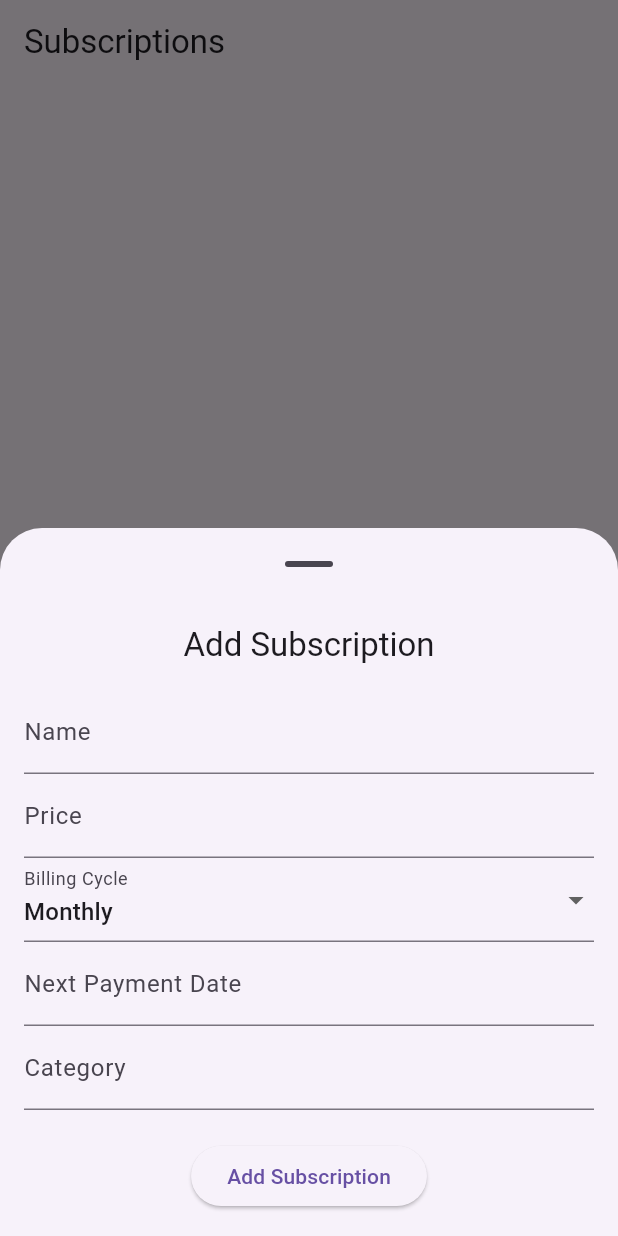
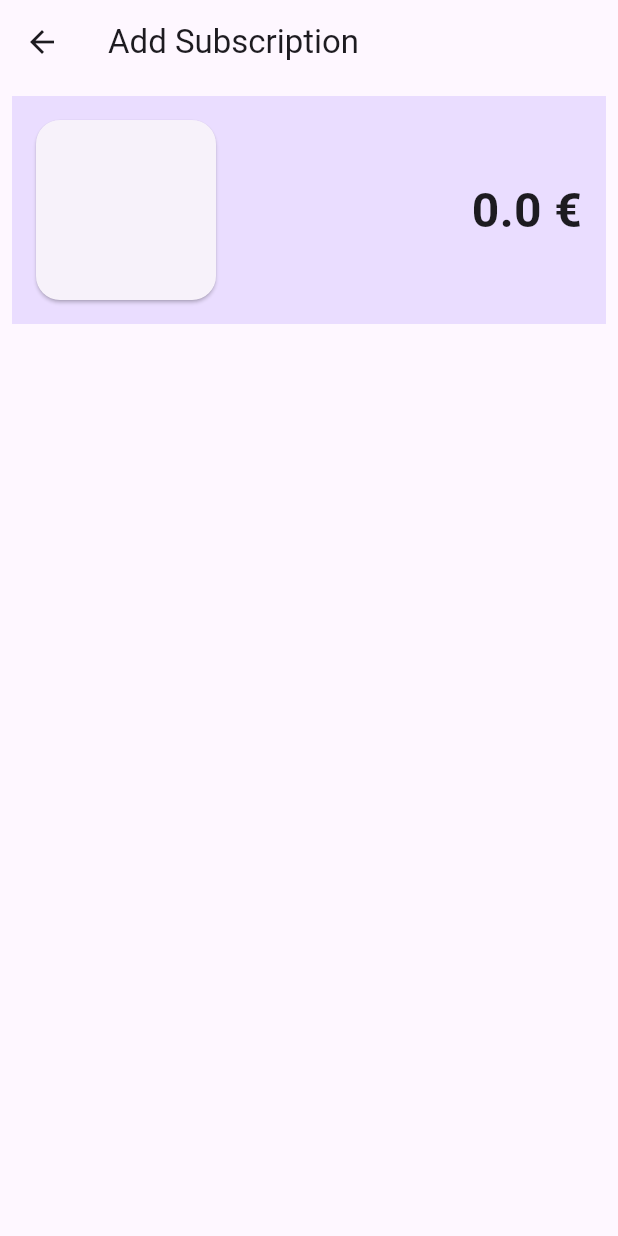
Before and after one commit to AlexKimmel/subsight, a Flutter app: the screen it shows after launch, after a tap on the "add" icon, on a phone screen of 412 x 824 dp. Run offline on Flutter 3.47's test engine with Material 3 defaults, Android fonts, the phone set to English and light mode, and no system bars; our stand-ins replace equatable, flutter_bloc, sqflite; missing offline and left inert: flutter_iconpicker; accounts and stored records are empty.

Commit message:
started rework of input page

```diff
--- a/lib/features/subscription/models/subscription_model.dart
+++ b/lib/features/subscription/models/subscription_model.dart
@@ -93,7 +93,7 @@ class SubscriptionModel {
       nextPayment: nextPayment ?? this.nextPayment,
       createdAt: createdAt,
       notificationsInterval:
-          notificationsInterval ?? this.notificationsInterval,
+          notificationsInterval,
       autoPay: autoPay,
       notificationsEnabled: notificationsEnabled,
     );
--- a/lib/features/subscription/pages/subscription_list_page.dart
+++ b/lib/features/subscription/pages/subscription_list_page.dart
@@ -36,18 +36,22 @@ class _SubscriptionListPageState extends State<SubscriptionListPage> {
       appBar: AppBar(title: const SelectableText("Subscriptions")),
       floatingActionButton: FloatingActionButton(
         onPressed: () {
-          showModalBottomSheet(
-            isScrollControlled: true,
-            enableDrag: true,
-            showDragHandle: true,
-            context: context,
-            builder: (_) {
-              return BlocProvider.value(
-                value: context.read<SubscriptionBloc>(),
-                child: const SubscriptionInput(),
-              );
-            },
-          );
+          Navigator.of(
+            context,
+          ).push(MaterialPageRoute(builder: (_) => SubscriptionInput()));
+
+          // showModalBottomSheet(
+          //   isScrollControlled: true,
+          //   enableDrag: true,
+          //   showDragHandle: true,
+          //   context: context,
+          //   builder: (_) {
+          //     return BlocProvider.value(
+          //       value: context.read<SubscriptionBloc>(),
+          //       child: const SubscriptionInput(),
+          //     );
+          //   },
+          // );
         },
         child: const Icon(Icons.add),
       ),
--- a/lib/features/subscription/widgets/subscription_card.dart
+++ b/lib/features/subscription/widgets/subscription_card.dart
@@ -40,6 +40,7 @@ class SubscriptionCard extends StatelessWidget {
 
         // Delay Snackbar until after Dismissible finishes
         Future.microtask(() {
+          if (context.mounted) {
             ScaffoldMessenger.of(context).showSnackBar(
               SnackBar(
                 content: Text("$name deleted"),
@@ -51,6 +52,7 @@ class SubscriptionCard extends StatelessWidget {
                 ),
               ),
             );
+          }
         });
       },
     );
--- a/lib/features/subscription/widgets/subscription_input.dart
+++ b/lib/features/subscription/widgets/subscription_input.dart
@@ -1,11 +1,15 @@
 import 'package:flutter/material.dart';
 import 'package:flutter_bloc/flutter_bloc.dart';
+import 'package:flutter_iconpicker/Models/configuration.dart';
+import 'package:flutter_iconpicker/flutter_iconpicker.dart';
 import 'package:subsight/features/subscription/bloc/subscription_event.dart';
 import 'package:subsight/features/subscription/bloc/subscriptoin_bloc.dart';
 import 'package:subsight/features/subscription/models/subscription_model.dart';
 
 class SubscriptionInput extends StatefulWidget {
-  const SubscriptionInput({super.key});
+  const SubscriptionInput({super.key, this.subscriptionModel});
+
+  final SubscriptionModel? subscriptionModel;
 
   @override
   State<SubscriptionInput> createState() => _SubscriptionInputState();
@@ -18,6 +22,7 @@ class _SubscriptionInputState extends State<SubscriptionInput> {
   String billingCycle = 'Monthly';
   String nextPayment = '';
   String category = '';
+  Icon? icon = null;
 
   final List<String> billingOptions = [
     'Weekly',
@@ -28,97 +33,102 @@ class _SubscriptionInputState extends State<SubscriptionInput> {
 
   @override
   Widget build(BuildContext context) {
-    return Padding(
-      padding: EdgeInsets.only(
-        bottom: MediaQuery.of(context).viewInsets.bottom + 16,
-        left: 16,
-        right: 16,
-        top: 16,
+    return Scaffold(
+      appBar: AppBar(
+        title: widget.subscriptionModel == null
+            ? Text('Add Subscription')
+            : Text('Edit ${widget.subscriptionModel?.name} subscription'),
       ),
-      child: Form(
-        key: _formKey,
+      body: Padding(
+        padding: const EdgeInsets.all(8.0),
         child: Column(
-          mainAxisSize: MainAxisSize.min,
           children: [
-            Text(
-              "Add Subscription",
-              style: Theme.of(context).textTheme.titleLarge,
+            Container(
+              color: Theme.of(context).colorScheme.primaryContainer,
+              child: Row(
+                mainAxisAlignment: MainAxisAlignment.spaceBetween,
+                children: [
+                  Padding(
+                    padding: const EdgeInsets.all(16.0),
+                    child: ElevatedButton(
+                      style: ElevatedButton.styleFrom(
+                        minimumSize: const Size(120, 120),
+                        shape: RoundedRectangleBorder(
+                          borderRadius: BorderRadius.circular(16.0),
                         ),
-            const SizedBox(height: 16),
-            TextFormField(
-              decoration: const InputDecoration(labelText: "Name"),
-              onChanged: (value) => name = value,
+                        padding: const EdgeInsets.all(10),
                       ),
-            TextFormField(
-              decoration: const InputDecoration(labelText: "Price"),
-              keyboardType: TextInputType.number,
-              onChanged: (value) => price = double.tryParse(value) ?? 0.0,
+                      onPressed: () {
+                        showIconPicker(
+                          context,
+                          configuration: SinglePickerConfiguration(
+                            adaptiveDialog: false,
+                            showTooltips: true,
+                            iconPickerShape: RoundedRectangleBorder(
+                              borderRadius: BorderRadius.circular(30.0),
                             ),
-            DropdownButtonFormField<String>(
-              value: billingCycle,
-              items: billingOptions
-                  .map(
-                    (option) =>
-                        DropdownMenuItem(value: option, child: Text(option)),
-                  )
-                  .toList(),
-              onChanged: (value) => setState(() {
-                billingCycle = value ?? 'Monthly';
-              }),
-              decoration: const InputDecoration(labelText: "Billing Cycle"),
+                            iconPackModes: const [
+                              IconPack.material,
+                            ], //TODO: Create icon packs
+                            searchComparator:
+                                (String search, IconPickerIcon icon) =>
+                                    search.toLowerCase().contains(
+                                      icon.name
+                                          .replaceAll('_', ' ')
+                                          .toLowerCase(),
+                                    ) ||
+                                    icon.name.toLowerCase().contains(
+                                      search.toLowerCase(),
                                     ),
-            TextFormField(
-              readOnly: true,
-              decoration: InputDecoration(
-                labelText: "Next Payment Date",
-                hintText: nextPayment,
                           ),
-              onTap: () async {
-                final pickedDate = await showDatePicker(
+                        );
+                      },
+                      child: icon == null
+                          ? SizedBox(height: 40, width: 40)
+                          : Icon(icon!.icon, size: 40),
+                    ),
+                  ),
+                  Padding(
+                    padding: const EdgeInsets.all(16.0),
+                    child: GestureDetector(
+                      child: Text(
+                        "${widget.subscriptionModel?.price ?? 0} €",
+                        style: TextStyle(
+                          fontSize: 32,
+                          fontWeight: FontWeight.bold,
+                        ),
+                      ),
+                      onTap: () {
+                        showDialog(
                           context: context,
-                  initialDate: DateTime.now().add(const Duration(days: 30)),
-                  firstDate: DateTime.now(),
-                  lastDate: DateTime.now().add(const Duration(days: 365 * 5)),
-                );
-                if (pickedDate != null) {
+                          builder: (context) {
+                            return Dialog(
+                              shape: RoundedRectangleBorder(
+                                borderRadius: BorderRadius.circular(16.0),
+                              ),
+                              child: Padding(
+                                padding: const EdgeInsets.all(8.0),
+                                child: TextField(
+                                  autofocus: true,
+                                  keyboardType: TextInputType.numberWithOptions(
+                                    decimal: true,
+                                    signed: false,
+                                  ),
+                                  onChanged: (value) {
                                     setState(() {
-                    nextPayment = pickedDate.toString();
+                                      price = double.tryParse(value) ?? 0.0;
                                     });
-                }
                                   },
                                 ),
-            TextFormField(
-              decoration: const InputDecoration(labelText: "Category"),
-              onChanged: (value) => category = value,
                               ),
-            const SizedBox(height: 20),
-            ElevatedButton(
-              onPressed: () {
-                if (_formKey.currentState?.validate() ?? false) {
-                  SubscriptionModel subscription = SubscriptionModel(
-                    name: name,
-                    price: price,
-                    billingCycle: billingCycle,
-                    category: category,
-                    nextPayment: DateTime.parse(nextPayment),
-                    createdAt: DateTime.now(),
                             );
-                  context.read<SubscriptionBloc>().add(
-                    AddSubscription(subscription),
+                          },
                         );
-
-                  // Clear the form fields
-                  setState(() {
-                    name = '';
-                    price = 0.0;
-                    billingCycle = 'Monthly';
-                    nextPayment = '';
-                    category = '';
-                  });
-                }
-                Navigator.pop(context);
                       },
-              child: const Text("Add Subscription"),
+                    ),
+                  ),
+                ],
+              ),
             ),
           ],
         ),
--- a/pubspec.yaml
+++ b/pubspec.yaml
@@ -44,6 +44,7 @@ dependencies:
   intl: ^0.20.2
   flutter_local_notifications: ^19.2.1
   floating_snackbar: ^1.0.5
+  flutter_iconpicker: ^4.0.1
 
 dev_dependencies:
   flutter_test:
```
Lines whose indentation alone changed are shown as unchanged.
